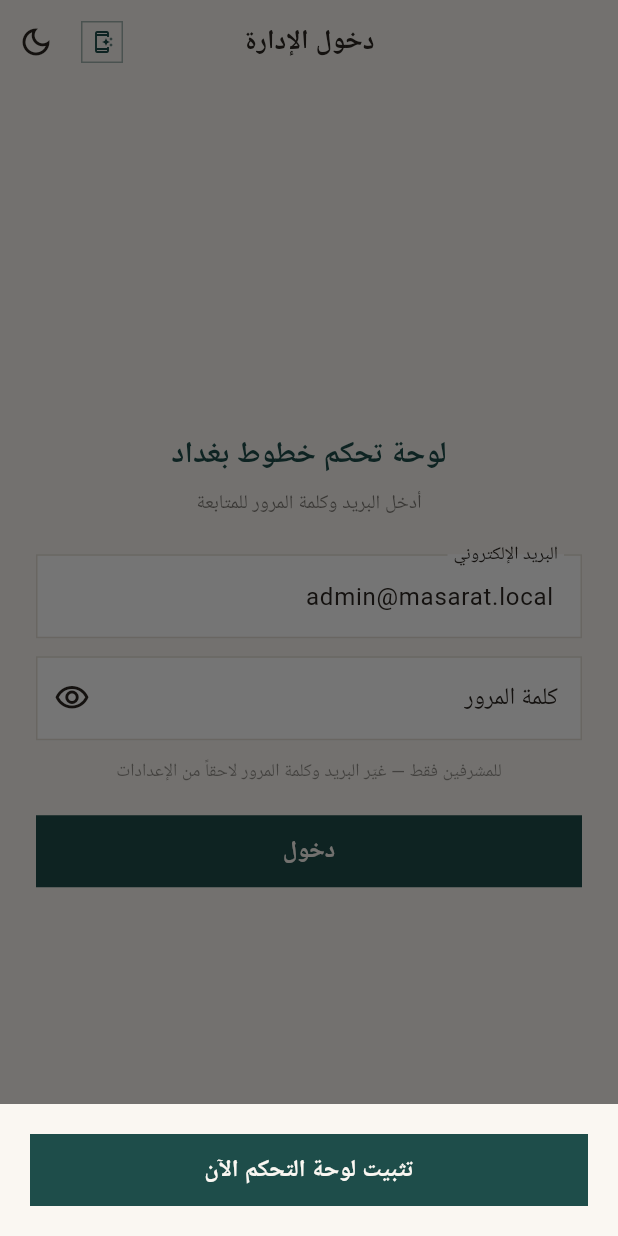
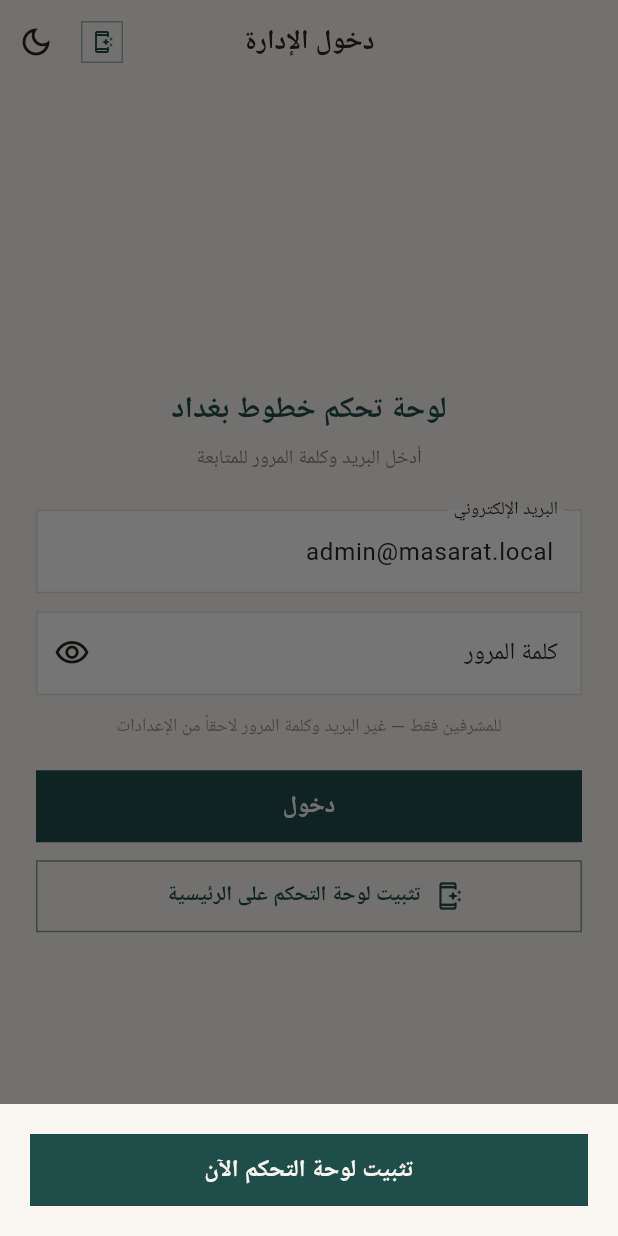
Before and after one commit to yaserkashea-ops/khutoot-baghdad, a Flutter app: the AdminGatePage screen opened directly, after a tap on the "app shortcut" icon, on a phone screen of 412 x 824 dp. Run offline on Flutter 3.47's test engine with Material 3 defaults, Android fonts, the light colour scheme and no system bars; our stand-ins replace google_fonts, shared_preferences, web; missing offline and left inert: dart:js_interop; accounts and stored records are empty.

Commit message:
Show clear admin install button on login and keep it visible.

```diff
--- a/lib/core/pwa/install_app_button.dart
+++ b/lib/core/pwa/install_app_button.dart
@@ -76,6 +76,11 @@ class _InstallAppIconButtonState extends State<InstallAppIconButton> {
 
   void _refresh() {
     if (!mounted) return;
+    // Admin install stays visible even if the public app is already installed.
+    if (widget.forAdmin) {
+      setState(() => _show = true);
+      return;
+    }
     var standalone = false;
     try {
       standalone = PwaInstall.isStandalone;
--- a/lib/features/admin/admin_gate_page.dart
+++ b/lib/features/admin/admin_gate_page.dart
@@ -218,6 +218,27 @@ class _AdminGatePageState extends State<AdminGatePage> {
                         : const Text('دخول'),
                   ),
                 ),
+                const SizedBox(height: 12),
+                SizedBox(
+                  height: 48,
+                  child: OutlinedButton.icon(
+                    key: const Key('install_admin_gate_btn'),
+                    onPressed: () => runInstallAppFlow(context, forAdmin: true),
+                    style: OutlinedButton.styleFrom(
+                      foregroundColor: c.primary,
+                      side: BorderSide(color: c.primary.withValues(alpha: 0.55)),
+                      shape: const RoundedRectangleBorder(),
+                    ),
+                    icon: const Icon(Icons.app_shortcut_outlined, size: 20),
+                    label: Text(
+                      'تثبيت لوحة التحكم على الرئيسية',
+                      style: GoogleFonts.ibmPlexSansArabic(
+                        fontWeight: FontWeight.w600,
+                        fontSize: 14,
+                      ),
+                    ),
+                  ),
+                ),
               ],
             ),
           ),
--- a/lib/features/admin/pages/admin_settings_page.dart
+++ b/lib/features/admin/pages/admin_settings_page.dart
@@ -5,7 +5,6 @@ import '../../../core/auth/admin_auth_controller.dart';
 import '../../../core/config/admin_config.dart';
 import '../../../core/config/admin_contact.dart';
 import '../../../core/pwa/install_app_button.dart';
-import '../../../core/pwa/pwa_install.dart';
 import '../../../core/theme/app_colors.dart';
 
 class AdminSettingsPage extends StatefulWidget {
@@ -215,7 +214,6 @@ class _AdminSettingsPageState extends State<AdminSettingsPage> {
           ),
         ),
         const SizedBox(height: 12),
-        if (!PwaInstall.isStandalone)
         Align(
           alignment: AlignmentDirectional.centerStart,
           child: FilledButton.icon(
@@ -233,14 +231,6 @@ class _AdminSettingsPageState extends State<AdminSettingsPage> {
                 fontWeight: FontWeight.w600,
               ),
             ),
-            ),
-          )
-        else
-          Text(
-            'لوحة التحكم مثبتة على هذا الجهاز.',
-            style: GoogleFonts.ibmPlexSansArabic(
-              fontSize: 13,
-              color: c.primary,
           ),
         ),
         const SizedBox(height: 24),
```
Lines whose indentation alone changed are shown as unchanged.
